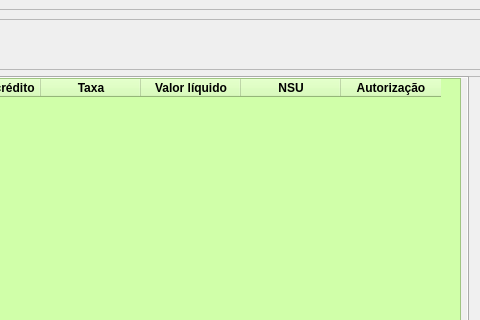
This is ui/untitled.ui in maatkur/card-payments as Qt 5 draws it before an edit; both pictures show x 781 to 1261 and y 0 to 320 of the 1261 by 729 pixel window. The edited form follows.
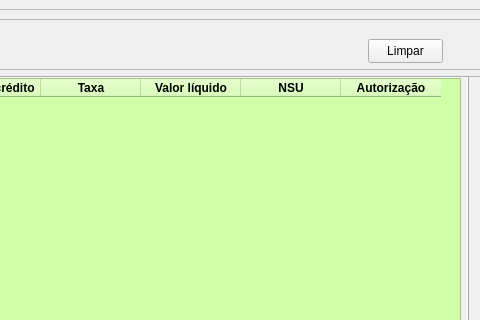
This is the edited form.

Commit message: Clear widgets in payments conciliation view

Diff of the .ui file:
```diff
--- a/ui/untitled.ui
+++ b/ui/untitled.ui
@@ -94,6 +94,19 @@
        <string>Data de pagamento segundo operadora</string>
       </property>
      </widget>
+     <widget class="QPushButton" name="clear_button">
+      <property name="geometry">
+       <rect>
+        <x>1130</x>
+        <y>20</y>
+        <width>75</width>
+        <height>24</height>
+       </rect>
+      </property>
+      <property name="text">
+       <string>Limpar</string>
+      </property>
+     </widget>
     </widget>
     <widget class="QFrame" name="frame_3">
      <property name="geometry">
```
The commit also changes 6 other files.
